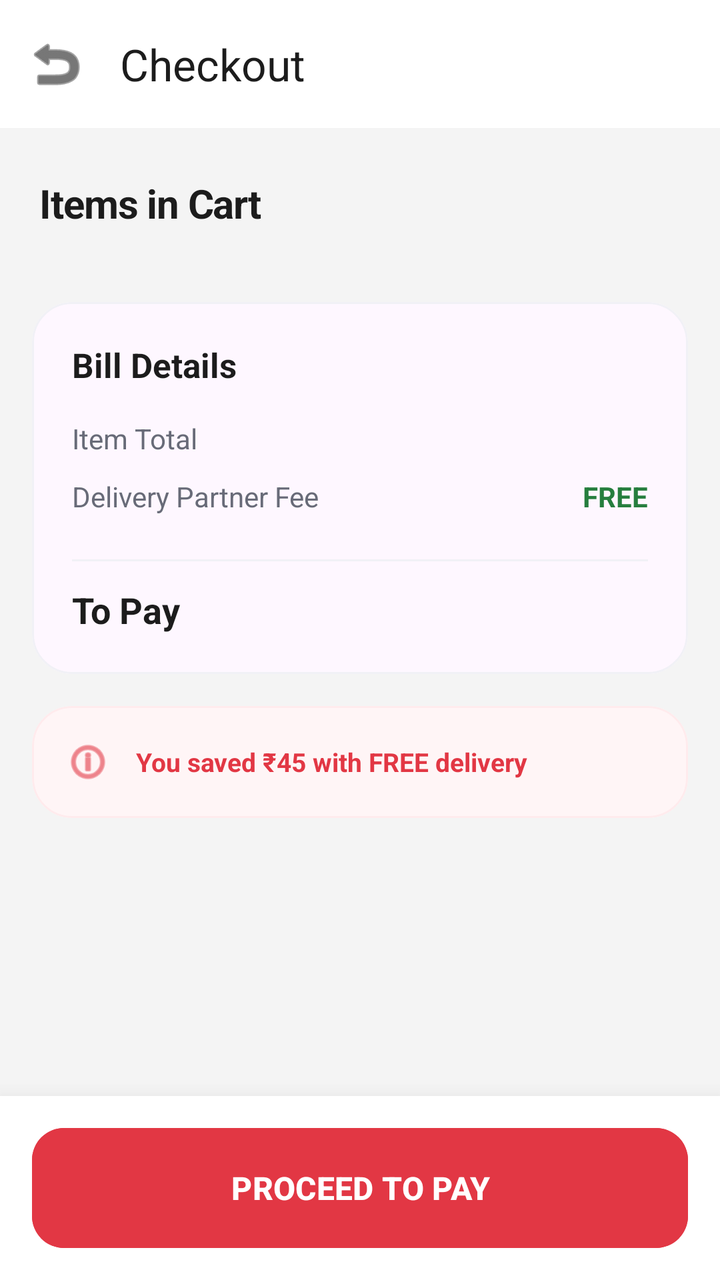
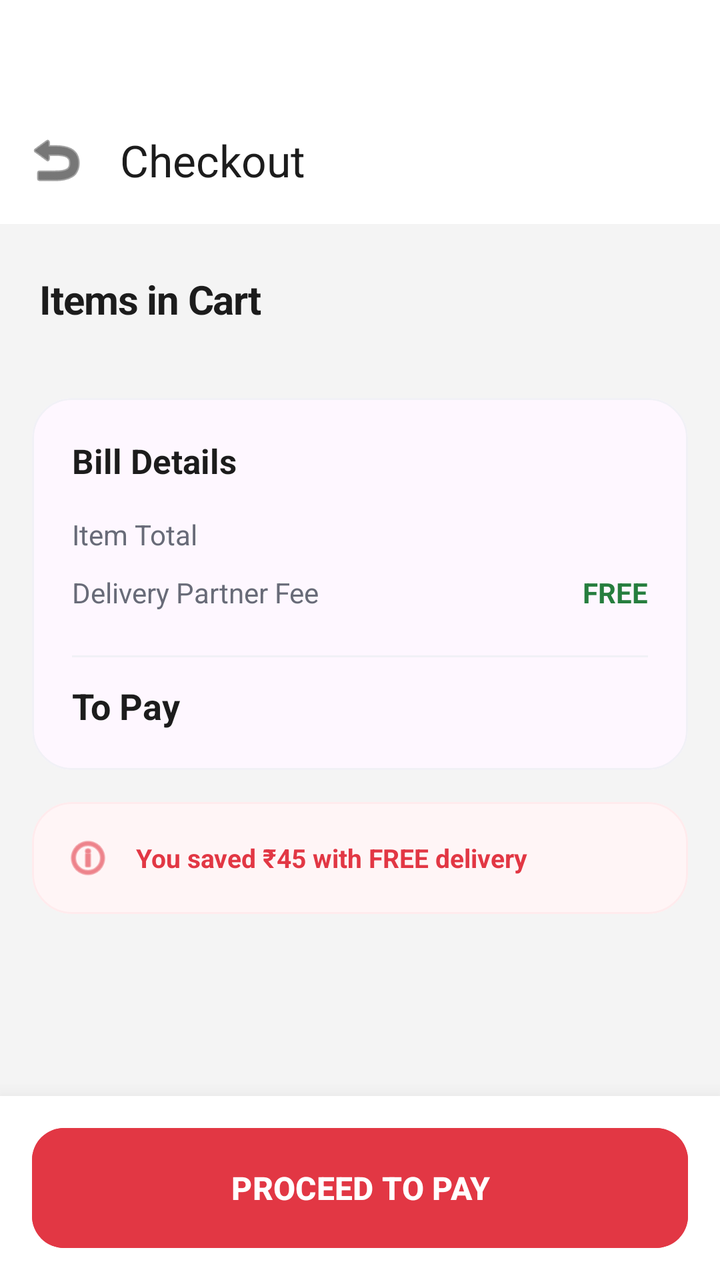

Two renders of the same Android screen: before a commit and after it. Below are the layout's source before the change and the commit's diff.
<!-- AndroidManifest.xml: application theme AppTheme.NoActionBar -->
<!-- res/layout/activity_cart.xml -->
<?xml version="1.0" encoding="utf-8"?>
<androidx.coordinatorlayout.widget.CoordinatorLayout xmlns:android="http://schemas.android.com/apk/res/android"
    xmlns:app="http://schemas.android.com/apk/res-auto"
    android:layout_width="match_parent"
    android:layout_height="match_parent"
    android:background="@color/bg_light_grey">

    <com.google.android.material.appbar.AppBarLayout
        android:layout_width="match_parent"
        android:layout_height="wrap_content"
        android:background="@color/white"
        app:elevation="0dp">

        <com.google.android.material.appbar.MaterialToolbar
            android:id="@+id/toolbar"
            android:layout_width="match_parent"
            android:layout_height="?attr/actionBarSize"
            app:navigationIcon="@android:drawable/ic_menu_revert"
            app:navigationIconTint="@color/text_black"
            app:title="Checkout"
            app:titleTextColor="@color/text_black"
            app:titleTextAppearance="@style/TextAppearance.Material3.TitleLarge" />

    </com.google.android.material.appbar.AppBarLayout>

    <androidx.core.widget.NestedScrollView
        android:layout_width="match_parent"
        android:layout_height="match_parent"
        app:layout_behavior="@string/appbar_scrolling_view_behavior">

        <LinearLayout
            android:layout_width="match_parent"
            android:layout_height="wrap_content"
            android:orientation="vertical"
            android:paddingBottom="140dp">

            <TextView
                android:layout_width="wrap_content"
                android:layout_height="wrap_content"
                android:paddingHorizontal="20dp"
                android:paddingTop="24dp"
                android:paddingBottom="12dp"
                android:text="Items in Cart"
                android:textColor="@color/text_black"
                android:textSize="20sp"
                android:textStyle="bold"
                android:letterSpacing="-0.02" />

            <androidx.recyclerview.widget.RecyclerView
                android:id="@+id/rvCartItems"
                android:layout_width="match_parent"
                android:layout_height="wrap_content"
                android:nestedScrollingEnabled="false" />

            <com.google.android.material.card.MaterialCardView
                android:layout_width="match_parent"
                android:layout_height="wrap_content"
                android:layout_marginHorizontal="16dp"
                android:layout_marginTop="24dp"
                app:cardCornerRadius="20dp"
                app:cardElevation="0dp"
                app:strokeColor="@color/divider"
                app:strokeWidth="1dp">

                <LinearLayout
                    android:layout_width="match_parent"
                    android:layout_height="wrap_content"
                    android:orientation="vertical"
                    android:padding="20dp">

                    <TextView
                        android:layout_width="wrap_content"
                        android:layout_height="wrap_content"
                        android:text="Bill Details"
                        android:textColor="@color/text_black"
                        android:textSize="17sp"
                        android:textStyle="bold"
                        android:layout_marginBottom="16dp" />

                    <RelativeLayout
                        android:layout_width="match_parent"
                        android:layout_height="wrap_content"
                        android:layout_marginBottom="10dp">
                        <TextView
                            android:layout_width="wrap_content"
                            android:layout_height="wrap_content"
                            android:text="Item Total"
                            android:textColor="@color/text_grey_medium"
                            android:textSize="14sp" />
                        <TextView
                            android:id="@+id/tvItemTotal"
                            android:layout_width="wrap_content"
                            android:layout_height="wrap_content"
                            android:layout_alignParentEnd="true"
                            android:textColor="@color/text_black"
                            android:textSize="14sp"
                            android:textStyle="bold" />
                    </RelativeLayout>

                    <RelativeLayout
                        android:layout_width="match_parent"
                        android:layout_height="wrap_content"
                        android:layout_marginBottom="10dp">
                        <TextView
                            android:layout_width="wrap_content"
                            android:layout_height="wrap_content"
                            android:text="Delivery Partner Fee"
                            android:textColor="@color/text_grey_medium"
                            android:textSize="14sp" />
                        <TextView
                            android:layout_width="wrap_content"
                            android:layout_height="wrap_content"
                            android:layout_alignParentEnd="true"
                            android:text="FREE"
                            android:textColor="@color/rating_green"
                            android:textSize="14sp"
                            android:textStyle="bold" />
                    </RelativeLayout>

                    <View
                        android:layout_width="match_parent"
                        android:layout_height="1dp"
                        android:layout_marginVertical="12dp"
                        android:background="@color/divider" />

                    <RelativeLayout
                        android:layout_width="match_parent"
                        android:layout_height="wrap_content">
                        <TextView
                            android:layout_width="wrap_content"
                            android:layout_height="wrap_content"
                            android:text="To Pay"
                            android:textColor="@color/text_black"
                            android:textSize="18sp"
                            android:textStyle="bold" />
                        <TextView
                            android:id="@+id/tvTotalAmount"
                            android:layout_width="wrap_content"
                            android:layout_height="wrap_content"
                            android:layout_alignParentEnd="true"
                            android:textColor="@color/text_black"
                            android:textSize="18sp"
                            android:textStyle="bold" />
                    </RelativeLayout>

                </LinearLayout>

            </com.google.android.material.card.MaterialCardView>

            <com.google.android.material.card.MaterialCardView
                android:layout_width="match_parent"
                android:layout_height="wrap_content"
                android:layout_marginHorizontal="16dp"
                android:layout_marginTop="16dp"
                app:cardCornerRadius="20dp"
                app:cardElevation="0dp"
                app:cardBackgroundColor="@color/primary_red_pale"
                app:strokeColor="@color/primary_red_light"
                app:strokeWidth="1dp">

                <LinearLayout
                    android:layout_width="match_parent"
                    android:layout_height="wrap_content"
                    android:padding="16dp"
                    android:gravity="center_vertical">
                    <ImageView
                        android:layout_width="24dp"
                        android:layout_height="24dp"
                        android:src="@android:drawable/ic_menu_info_details"
                        app:tint="@color/primary_red" />
                    <TextView
                        android:layout_width="wrap_content"
                        android:layout_height="wrap_content"
                        android:layout_marginStart="12dp"
                        android:text="You saved ₹45 with FREE delivery"
                        android:textColor="@color/primary_red"
                        android:textSize="13sp"
                        android:textStyle="bold" />
                </LinearLayout>
            </com.google.android.material.card.MaterialCardView>

        </LinearLayout>
    </androidx.core.widget.NestedScrollView>

    <com.google.android.material.card.MaterialCardView
        android:id="@+id/footerCart"
        android:layout_width="match_parent"
        android:layout_height="wrap_content"
        android:layout_gravity="bottom"
        app:cardCornerRadius="0dp"
        app:cardElevation="16dp"
        app:cardBackgroundColor="@color/white"
        app:strokeWidth="0dp">

        <LinearLayout
            android:layout_width="match_parent"
            android:layout_height="wrap_content"
            android:orientation="vertical"
            android:padding="16dp">

            <com.google.android.material.button.MaterialButton
                android:id="@+id/btnCheckout"
                android:layout_width="match_parent"
                android:layout_height="60dp"
                android:text="PROCEED TO PAY"
                android:textColor="@color/white"
                android:textSize="16sp"
                android:textStyle="bold"
                app:cornerRadius="16dp"
                android:backgroundTint="@color/primary_red"
                android:insetTop="0dp"
                android:insetBottom="0dp" />
        </LinearLayout>
    </com.google.android.material.card.MaterialCardView>

</androidx.coordinatorlayout.widget.CoordinatorLayout>
<!-- resources referenced by this layout -->
<resources>
  <color name="bg_light_grey">#F4F4F4</color>
  <color name="divider">#F1F1F6</color>
  <color name="primary_red">#E23744</color>
  <color name="primary_red_light">#FFEBED</color>
  <color name="primary_red_pale">#FFF5F6</color>
  <color name="rating_green">#267E3E</color>
  <color name="text_black">#1C1C1C</color>
  <color name="text_grey_medium">#686B78</color>
  <color name="white">#FFFFFFFF</color>
  <style name="AppTheme.NoActionBar" parent="Theme.Material3.Light.NoActionBar">
          <item name="colorPrimary">@color/primary_red</item>
          <item name="colorPrimaryDark">@color/primary_red_dark</item>
          <item name="colorAccent">@color/primary_red</item>
          <item name="android:windowBackground">@color/bg_light_grey</item>
          <item name="android:statusBarColor">@color/white</item>
          <item name="android:windowLightStatusBar">true</item>
      </style>
  <color name="primary_red_dark">#C12733</color>
</resources>

<!-- the commit's change to res/layout/activity_cart.xml (unified diff, before → after) -->
@@ -9,6 +9,7 @@
         android:layout_width="match_parent"
         android:layout_height="wrap_content"
         android:background="@color/white"
+        android:paddingTop="48dp"
         app:elevation="0dp">
 
         <com.google.android.material.appbar.MaterialToolbar
